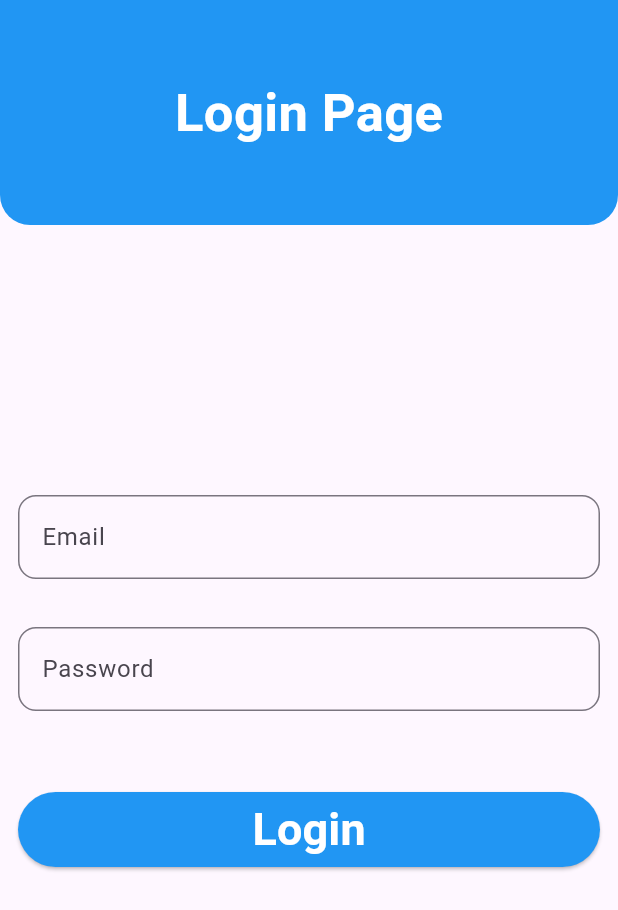
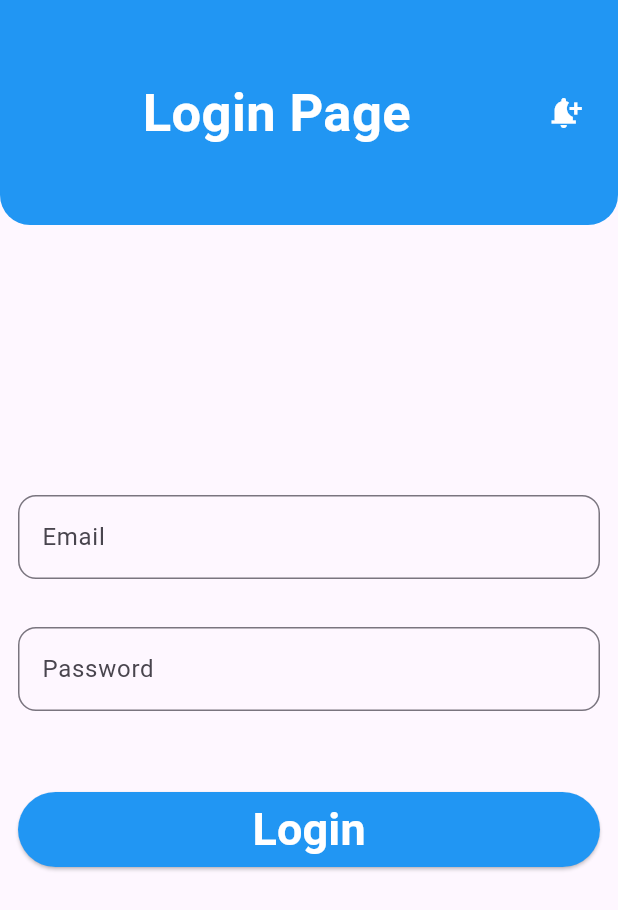
Before and after one commit to Sagaralam70/scaleup_interview_task_01, a Flutter app: the screen it shows after launch, on a phone screen of 412 x 824 dp. Shown: the top 910 px of the screen. Run offline on Flutter 3.47's test engine with Material 3 defaults, Android fonts, the phone set to English and light mode, and no system bars; our stand-ins replace get.

Commit message:
Customise icon and text

```diff
--- a/lib/screens/home_page/home_screen.dart
+++ b/lib/screens/home_page/home_screen.dart
@@ -38,6 +38,11 @@ class _LoginScreenState extends State<HomeScreen> {
                     width: double.maxFinite,
                     color: Colors.blue,
                     child: Center(
+                      child: Row(
+                        children: [
+                          Padding(
+                            padding: EdgeInsets.symmetric(horizontal: 85),
+                            ///<<<<<customise the Custom Container>>>>>>>
                             child: Text(
                               AppStrings.loginPage,
                               style: TextStyle(
@@ -45,6 +50,11 @@ class _LoginScreenState extends State<HomeScreen> {
                                 fontWeight: FontWeight.bold,
                                 color: Colors.white,
                               ),
+                            ),
+                          ),
+                          SizedBox(width: 5,),
+                          Icon(Icons.notification_add,color: Colors.white,)
+                        ],
                       ),
                     ),
                   ),
--- a/lib/screens/home_page/home_screen_controller/home_screen_controller.dart
+++ b/lib/screens/home_page/home_screen_controller/home_screen_controller.dart
@@ -1,6 +1,5 @@
 import 'package:flutter/material.dart';
 import 'package:flutter_task_1/core/constants/app_strings.dart';
-import 'package:flutter_task_1/core/utils/validators.dart';
 import 'package:get/get.dart';
 
 class HomeScreenController extends GetxController {
```
Lines whose indentation alone changed are shown as unchanged.
